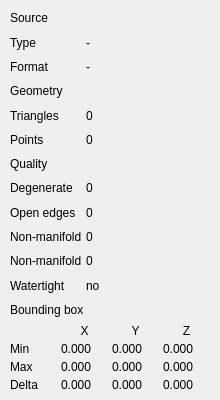
The window that src/ui/forms/mesh_info_page.ui (thermeng/SciRender) describes before a commit, drawn with Qt 5.
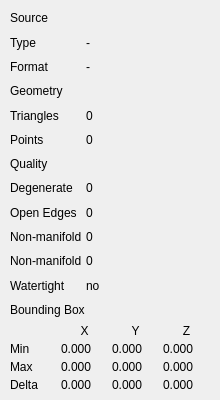
The same window after the commit.

Commit message: ui: solver output opening/closing action, siderail & side bar improvements

```diff
--- a/src/ui/forms/mesh_info_page.ui
+++ b/src/ui/forms/mesh_info_page.ui
@@ -219,7 +219,7 @@
      <item>
         <widget class="QLabel" name="openEdgesLabel">
          <property name="text">
-          <string>Open edges</string>
+          <string>Open Edges</string>
          </property>
          <property name="minimumSize">
           <size>
@@ -353,7 +353,7 @@
    <item>
     <widget class="QLabel" name="bboxHeader">
      <property name="text">
-      <string>Bounding box</string>
+      <string>Bounding Box</string>
      </property></widget>
    </item>
    <item>
```
The commit also changes 6 other files.
